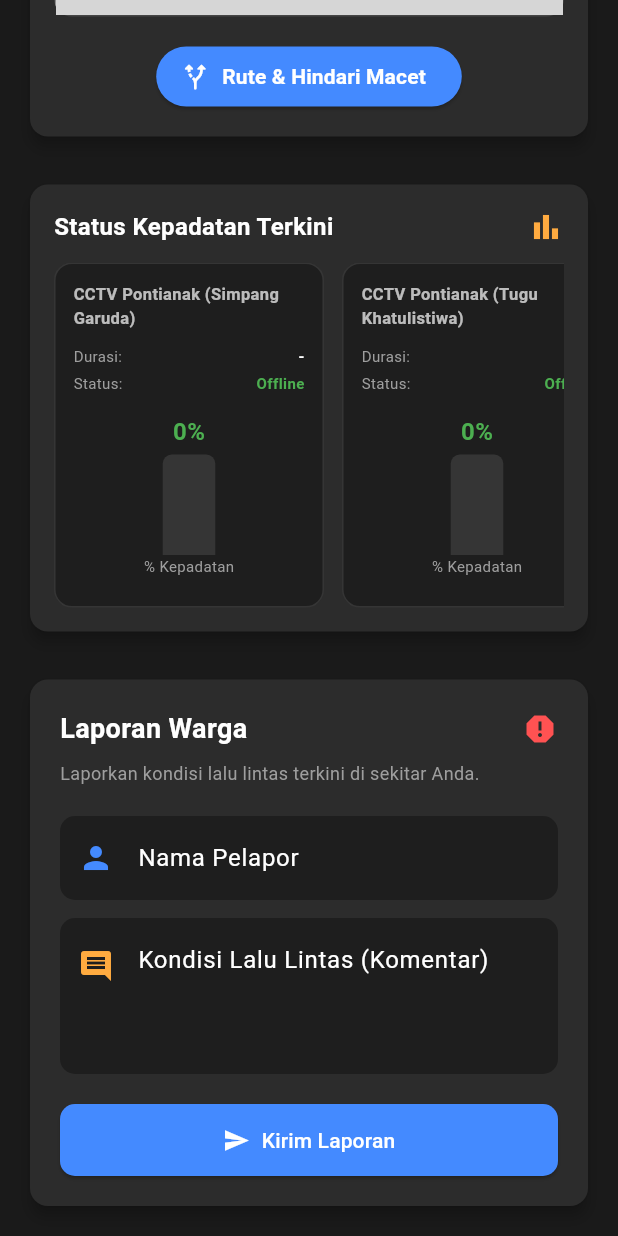
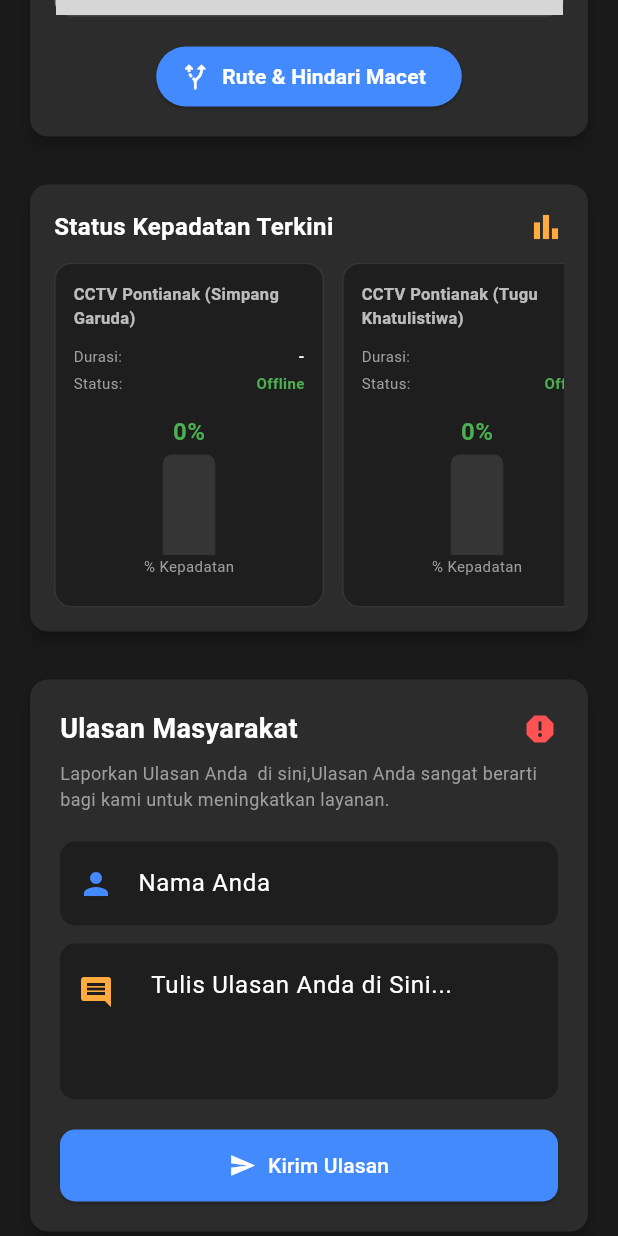
Before and after one commit to farizalfth/SmartTrafficVisionApp, a Flutter app: the MainScreen screen opened by its route, scrolled down 509 dp, on a phone screen of 412 x 824 dp. Run offline on Flutter 3.47's test engine with Material 3 defaults, Android fonts, the phone set to English and light mode, and no system bars; drawn by our look-alikes of fl_chart, flutter_map; our stand-ins replace cloud_firestore, csv, firebase_auth, firebase_core, firebase_database, firebase_storage and 6 more; accounts and stored records are empty; grey boxes are pictures that could not be loaded.

Commit message:
fifteen commit

```diff
--- a/lib/data/cctv_data_source.dart
+++ b/lib/data/cctv_data_source.dart
@@ -38,7 +38,7 @@
       latitude: -6.894621,
       longitude: 110.636922,
       status: 'Online',
-      rstpUrl: 'https://www.youtube.com/watch?v=zf8RYyF6BoI',
+      rstpUrl: 'https://www.youtube.com/watch?v=aboCZ7gkclk',
     ),
     CCTV(
       id: '4',
--- a/lib/screens/dashboard_screen.dart
+++ b/lib/screens/dashboard_screen.dart
@@ -635,7 +635,7 @@
             const Row(
               mainAxisAlignment: MainAxisAlignment.spaceBetween,
               children: [
-                Text('Laporan Warga',
+                Text('Ulasan Masyarakat',
                     style: TextStyle(
                         fontSize: 18,
                         fontWeight: FontWeight.bold,
@@ -644,13 +644,13 @@
               ],
             ),
             const SizedBox(height: 8),
-            const Text("Laporkan kondisi lalu lintas terkini di sekitar Anda.",
+            const Text("Laporkan Ulasan Anda  di sini,Ulasan Anda sangat berarti bagi kami untuk meningkatkan layanan.",
                 style: TextStyle(color: Colors.grey, fontSize: 12)),
             const SizedBox(height: 20),
             TextField(
               controller: _nameController,
               decoration: InputDecoration(
-                labelText: 'Nama Pelapor',
+                labelText: 'Nama Anda',
                 prefixIcon: const Icon(Icons.person, color: Colors.blueAccent),
                 filled: true,
                 fillColor: const Color(0xFF1E1E1E),
@@ -664,7 +664,7 @@
               controller: _commentController,
               maxLines: 3,
               decoration: InputDecoration(
-                labelText: 'Kondisi Lalu Lintas (Komentar)',
+                labelText: '  Tulis Ulasan Anda di Sini...',
                 alignLabelWithHint: true,
                 prefixIcon: const Padding(
                     padding: EdgeInsets.only(bottom: 40),
@@ -688,7 +688,7 @@
                         child: CircularProgressIndicator(
                             strokeWidth: 2, color: Colors.white))
                     : const Icon(Icons.send),
-                label: Text(_isSubmitting ? "Mengirim..." : "Kirim Laporan"),
+                label: Text(_isSubmitting ? "Mengirim..." : "Kirim Ulasan"),
                 style: ElevatedButton.styleFrom(
                   backgroundColor: Colors.blueAccent,
                   foregroundColor: Colors.white,
```
